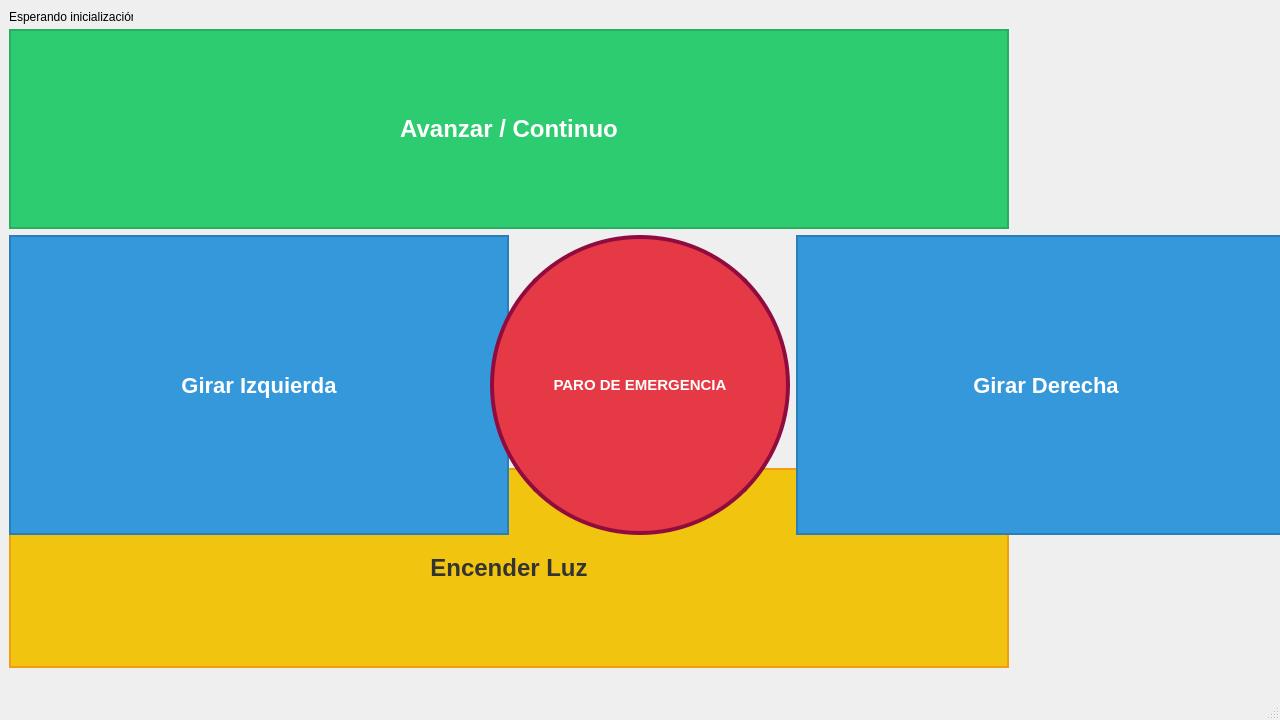
This is interfaz.ui in GuilleCSS/INAO-SILLODROMO as Qt 5 draws it before an edit. The edited form follows.
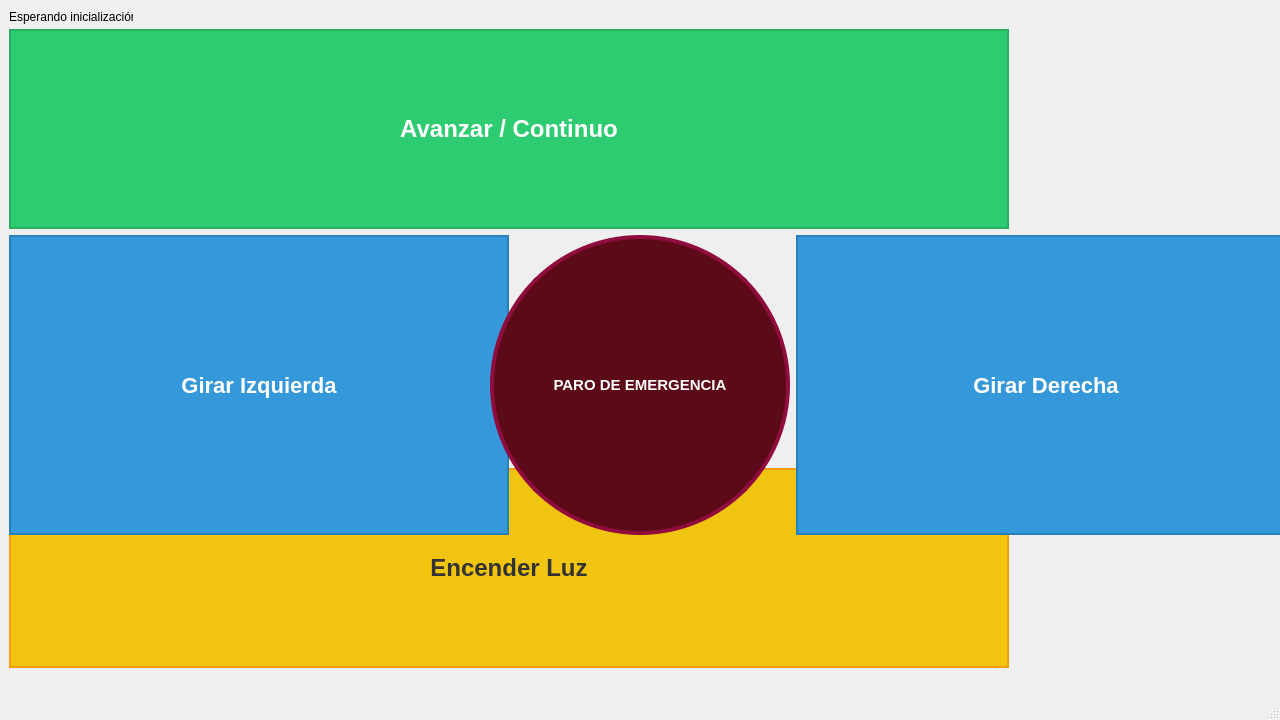
This is the edited form.

Commit message: Modelo de sinteteizador de voz mejorado

Patch:
```diff
--- a/interfaz.ui
+++ b/interfaz.ui
@@ -140,7 +140,7 @@
     </property>
     <property name="styleSheet">
      <string notr="true">QPushButton {
-    background-color: #E63946; /* Color rojo de emergencia */
+    background-color: #5C0A18; /* Color rojo de emergencia */
     color: white;
     border-radius: 150px; /* LA MAGIA: Debe ser exactamente la mitad de tu ancho/alto (200 / 2 = 100) */
     border: 4px solid #900C3F; /* Borde oscuro para dar profundidad */
```
The commit also changes 2 other files.
